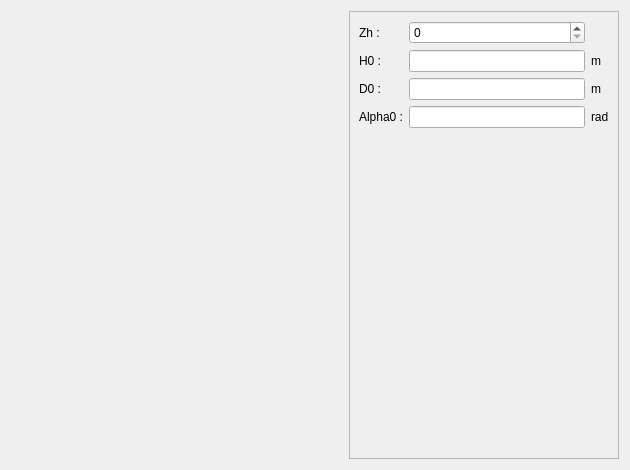
First picture: the form in pyleecan/GUI/Dialog/DMachineSetup/SLamParam/DAVDuct/PVentCirc/PVentCirc.ui, repository Eomys/pyleecan, before the edit.
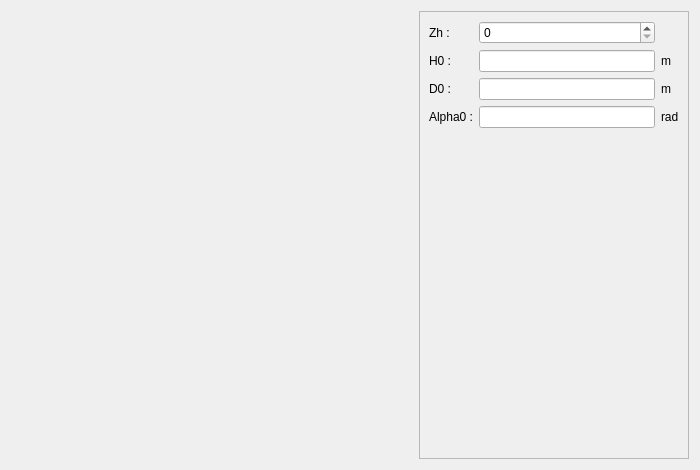
Second picture: the form after the edit. Icons and pictures are not drawn. Custom widgets are drawn as their Qt base class.

```diff
--- a/pyleecan/GUI/Dialog/DMachineSetup/SLamParam/DAVDuct/PVentCirc/PVentCirc.ui
+++ b/pyleecan/GUI/Dialog/DMachineSetup/SLamParam/DAVDuct/PVentCirc/PVentCirc.ui
@@ -6,13 +6,13 @@
    <rect>
     <x>0</x>
     <y>0</y>
-    <width>630</width>
+    <width>700</width>
     <height>470</height>
    </rect>
   </property>
   <property name="minimumSize">
    <size>
-    <width>630</width>
+    <width>700</width>
     <height>470</height>
    </size>
   </property>
@@ -27,8 +27,6 @@
   </property>
   <layout class="QHBoxLayout" name="horizontalLayout">
    <item>
-    <layout class="QVBoxLayout" name="verticalLayout_2">
-     <item>
       <widget class="QLabel" name="img_vent">
        <property name="sizePolicy">
         <sizepolicy hsizetype="Expanding" vsizetype="Expanding">
@@ -38,7 +36,7 @@
        </property>
        <property name="minimumSize">
         <size>
-         <width>300</width>
+       <width>410</width>
          <height>300</height>
         </size>
        </property>
@@ -61,8 +59,6 @@
         <set>Qt::AlignCenter</set>
        </property>
       </widget>
-     </item>
-    </layout>
    </item>
    <item>
     <widget class="QScrollArea" name="scrollArea">
```
Left out of the diff: 2 changed lines with no effect on the pictures. Lines whose indentation alone changed are shown as unchanged.
